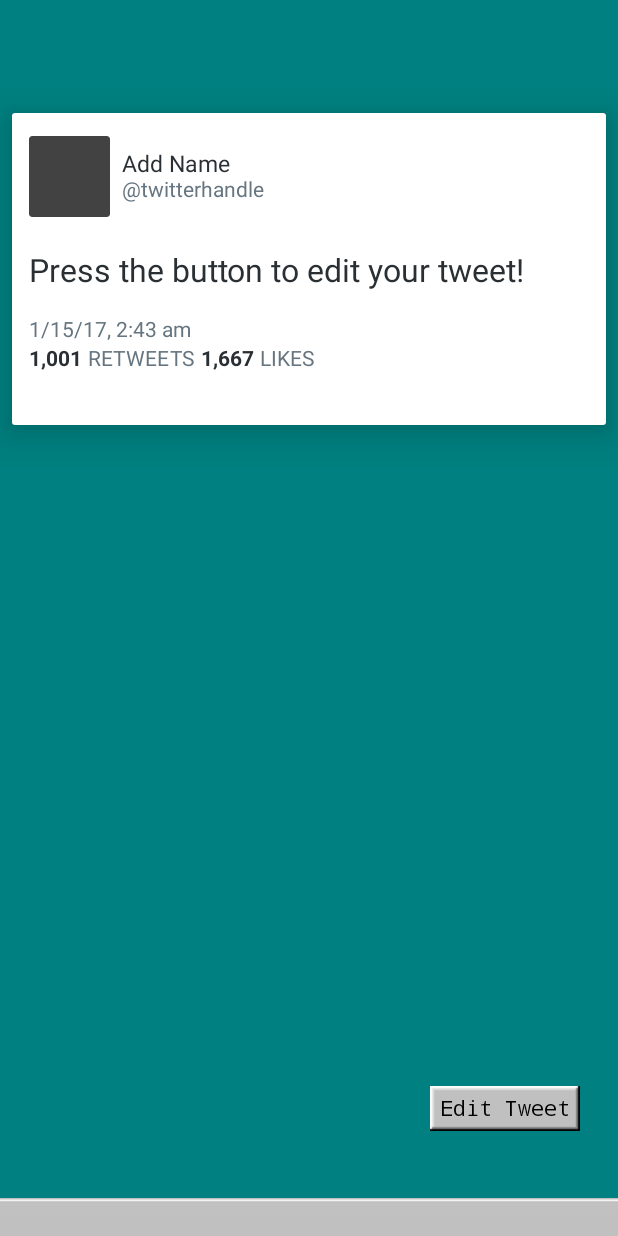
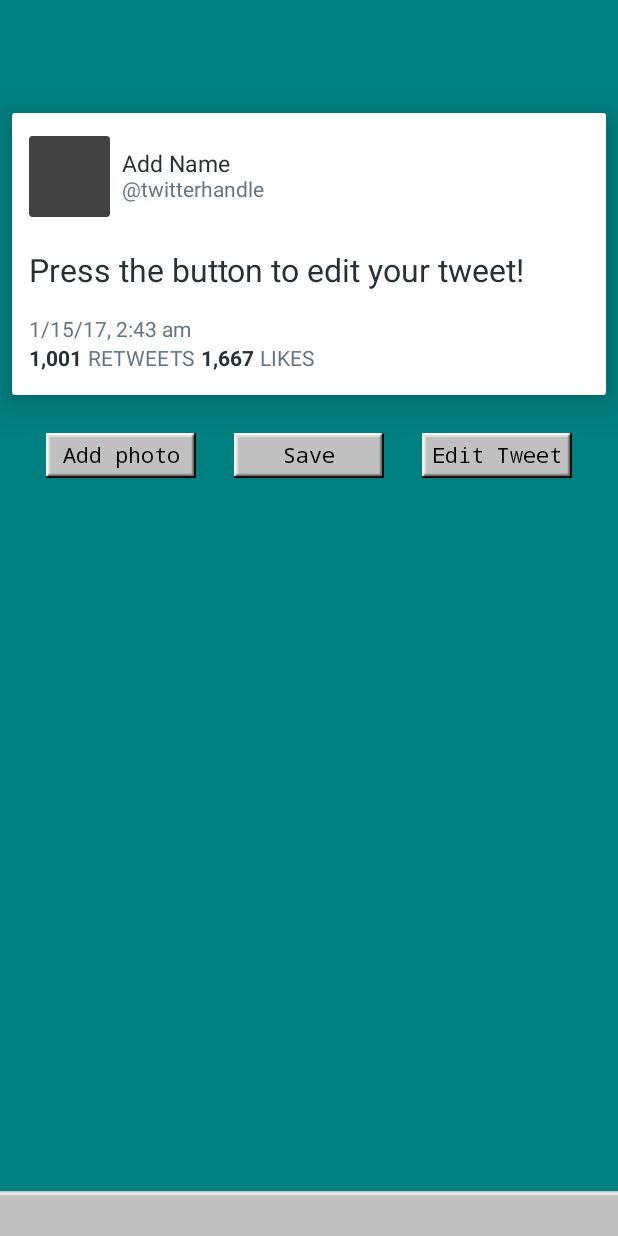
Before and after one commit to joncolon/MemeStudio95, an Android app: the screen it shows after launch (TweetActivity), on a phone screen of 412 x 824 dp. Run offline under Robolectric (Android 15) with nearby library versions, the phone set to English and light mode, and no system bars.

Commit message:
twitter clone

```diff
--- a/app/src/main/java/nyc/c4q/jonathancolon/dankify/PicassoHelper.java
+++ b/app/src/main/java/nyc/c4q/jonathancolon/dankify/PicassoHelper.java
@@ -21,9 +21,12 @@ public class PicassoHelper {
         Picasso.with(context).load(Uri.parse(uriString)).into(imageView);
     }
 
-    public void resizeForTwitter(Uri uri, ImageView imageView){
+    public void loadTwitterProfileImg(Uri uri, ImageView imageView){
         Picasso.with(context).load(uri).resize(100, 100).centerCrop().into(imageView);
+    }
 
+    public void loadTweetBodyImg(Uri uri, ImageView imageView){
+        Picasso.with(context).load(uri).into(imageView);
     }
 
 }
--- a/app/src/main/java/nyc/c4q/jonathancolon/dankify/twittermeme/activities/TweetActivity.java
+++ b/app/src/main/java/nyc/c4q/jonathancolon/dankify/twittermeme/activities/TweetActivity.java
@@ -3,11 +3,14 @@ package nyc.c4q.jonathancolon.dankify.twittermeme.activities;
 
 import android.app.Activity;
 import android.content.Intent;
+import android.graphics.Bitmap;
 import android.net.Uri;
 import android.os.Bundle;
+import android.provider.MediaStore;
 import android.support.v4.app.FragmentManager;
 import android.support.v7.app.AppCompatActivity;
 import android.util.Log;
+import android.view.View;
 import android.widget.ImageView;
 import android.widget.RelativeLayout;
 import android.widget.TextView;
@@ -21,8 +24,9 @@ public class TweetActivity extends AppCompatActivity implements EditTweetFragmen
 
     private static final String TAG = "listener";
     private static final int RESULT_LOAD_PROFILE_PIC = 1;
+    private static final int RESULT_LOAD_ADD_PHOTO = 2;
     private TextView twitterHandleTV, nameTV, tweetTV, timeStampTV, likeValueTV, retweetValueTV;
-    private ImageView editTweetIV, profilePic;
+    private ImageView editTweetIV, profilePicIV, saveBitmapIV, addPhotoIV, tweetPicIV;
     private RelativeLayout tweetLayout;
     private EditTweetFragment fragment;
 
@@ -44,13 +48,26 @@ public class TweetActivity extends AppCompatActivity implements EditTweetFragmen
         likeValueTV = (TextView) findViewById(R.id.likes_value_tv);
         retweetValueTV = (TextView) findViewById(R.id.retweet_value_tv);
         editTweetIV = (ImageView) findViewById(R.id.edit_button_iv);
-        profilePic = (ImageView) findViewById(R.id.profile_pic_iv);
+        profilePicIV = (ImageView) findViewById(R.id.profile_pic_iv);
+        saveBitmapIV = (ImageView) findViewById(R.id.save_to_gallery_iv);
+        tweetLayout = (RelativeLayout) findViewById(R.id.twitter_meme_rlayout);
+        tweetPicIV = (ImageView) findViewById(R.id.tweet_pic_iv);
+        addPhotoIV = (ImageView) findViewById(R.id.add_photo_iv);
     }
 
     private void setOnClickListeners() {
         editTweetIV.setOnClickListener(v -> showEditDialog());
+        saveBitmapIV.setOnClickListener(v -> saveBitmap(viewToBitmap(tweetLayout)));
+        addPhotoIV.setOnClickListener(new View.OnClickListener() {
+            @Override
+            public void onClick(View v) {
+                Intent galleryIntent = new Intent(Intent.ACTION_PICK,
+                        android.provider.MediaStore.Images.Media.EXTERNAL_CONTENT_URI);
 
-        profilePic.setOnClickListener(v -> {
+                startActivityForResult(galleryIntent, RESULT_LOAD_ADD_PHOTO);
+            }
+        });
+        profilePicIV.setOnClickListener(v -> {
             Intent galleryIntent = new Intent(Intent.ACTION_PICK,
                     android.provider.MediaStore.Images.Media.EXTERNAL_CONTENT_URI);
 
@@ -93,7 +110,12 @@ public class TweetActivity extends AppCompatActivity implements EditTweetFragmen
                 if (requestCode == RESULT_LOAD_PROFILE_PIC) {
                     PicassoHelper ph = new PicassoHelper(this);
                     Uri uri = data.getData();
-                    ph.resizeForTwitter(uri, profilePic);
+                    ph.loadTwitterProfileImg(uri, profilePicIV);
+                }
+                if (requestCode == RESULT_LOAD_ADD_PHOTO) {
+                    PicassoHelper ph = new PicassoHelper(this);
+                    Uri uri = data.getData();
+                    ph.loadTweetBodyImg(uri, tweetPicIV);
                 }
             } else {
                 Toast.makeText(this, "No photo selected",
@@ -105,4 +127,14 @@ public class TweetActivity extends AppCompatActivity implements EditTweetFragmen
                     .show();
         }
     }
+
+    public Bitmap viewToBitmap(View view) {
+        view.setDrawingCacheEnabled(true);
+        Bitmap bitmap = view.getDrawingCache();
+        return bitmap;
+    }
+
+    public void saveBitmap(Bitmap bitmap){
+        MediaStore.Images.Media.insertImage(this.getContentResolver(), bitmap, "image1", "an image");
+    }
 }
--- a/app/src/main/res/layout/activity_tweet.xml
+++ b/app/src/main/res/layout/activity_tweet.xml
@@ -1,12 +1,12 @@
-<RelativeLayout
+<LinearLayout
     xmlns:android="http://schemas.android.com/apk/res/android"
     xmlns:app="http://schemas.android.com/apk/res-auto"
     xmlns:tools="http://schemas.android.com/tools"
     android:layout_width="match_parent"
     android:layout_height="match_parent"
+    android:orientation="vertical"
     android:background="#008080"
     tools:context="nyc.c4q.jonathancolon.dankify.twittermeme.activities.TweetActivity">
-
 
     <android.support.v7.widget.CardView
         android:layout_width="wrap_content"
@@ -14,9 +14,11 @@
         android:layout_marginStart="8dp"
         android:layout_marginEnd="8dp"
         android:layout_marginTop="75dp"
-        app:cardElevation="15dp">
+        app:cardElevation="15dp"
+        android:id="@+id/cardView">
 
     <RelativeLayout
+        android:id="@+id/twitter_meme_rlayout"
         android:layout_width="match_parent"
         android:layout_height="wrap_content"
         android:layout_alignParentTop="true"
@@ -134,27 +136,91 @@
         <ImageView
             android:layout_width="match_parent"
             android:layout_height="wrap_content"
-            android:layout_below="@id/retweet_value_tv"
+            android:layout_below="@id/tweet_body_tv"
         android:layout_marginTop="10dp"
         android:paddingBottom="10dp"
         android:paddingLeft="11dp"
         android:paddingRight="11dp"
         android:scaleType="centerInside"
-            />
+        android:id="@+id/tweet_pic_iv"/>
 
     </RelativeLayout>
 
     </android.support.v7.widget.CardView>
 
 
+    <!--BUTTON ROW-->
+    <LinearLayout
+    android:layout_width="match_parent"
+    android:layout_height="wrap_content"
+    android:layout_marginTop="25dp"
+    android:orientation="horizontal"
+        android:gravity="center_horizontal">
+
+        <!--ADD PHOTO BUTTON-->
+        <RelativeLayout
+            android:layout_width="wrap_content"
+            android:layout_height="wrap_content">
 
             <ImageView
-        android:id="@+id/taskbar_iv"
-        android:layout_width="match_parent"
+                android:id="@+id/add_photo_iv"
+                android:layout_width="100dp"
+                android:layout_height="30dp"
+                android:src="@drawable/ms_button_blank"
+                android:scaleType="fitXY"
+                />
+
+            <TextView
+                android:id="@+id/add_photo_tv"
+                android:text="Add photo"
+                android:lines="1"
+                android:layout_marginEnd="0dp"
+                android:layout_alignBottom="@+id/add_photo_iv"
+                android:layout_alignStart="@+id/add_photo_iv"
+                android:gravity="center"
+                android:textColor="#000000"
+                android:typeface="monospace"
+                android:layout_height="20dp"
+                android:layout_marginBottom="5dp"
+                android:layout_width="100dp"/>
+
+        </RelativeLayout>
+
+        <!--SAVE BUTTON-->
+        <RelativeLayout
+            android:layout_width="wrap_content"
             android:layout_height="wrap_content"
-        android:src="@drawable/ms_95_taskbar"
-        android:layout_alignParentBottom="true"
-        android:scaleType="fitXY"/>
+            android:layout_marginStart="25dp"
+            android:layout_marginEnd="25dp">
+
+            <ImageView
+                android:id="@+id/save_to_gallery_iv"
+                android:layout_width="100dp"
+                android:layout_height="30dp"
+                android:src="@drawable/ms_button_blank"
+                android:scaleType="fitXY"
+                />
+
+            <TextView
+                android:id="@+id/save_to_gallery_tv"
+                android:text="Save"
+                android:lines="1"
+                android:layout_marginEnd="0dp"
+                android:layout_alignBottom="@+id/save_to_gallery_iv"
+                android:layout_alignStart="@+id/save_to_gallery_iv"
+                android:gravity="center"
+                android:textColor="#000000"
+                android:typeface="monospace"
+                android:layout_height="20dp"
+                android:layout_marginBottom="5dp"
+                android:layout_width="100dp"/>
+
+        </RelativeLayout>
+
+        <!--EDIT BUTTON-->
+        <RelativeLayout
+        android:layout_width="wrap_content"
+        android:layout_height="wrap_content">
 
             <ImageView
             android:layout_width="100dp"
@@ -162,11 +228,7 @@
             android:src="@drawable/ms_button_blank"
             android:scaleType="fitXY"
             android:id="@+id/edit_button_iv"
-        android:layout_marginTop="50dp"
-        android:layout_marginBottom="70dp"
-        android:layout_marginEnd="25dp"
-        android:layout_alignParentBottom="true"
-        android:layout_alignParentEnd="true"/>
+            />
 
             <TextView
             android:text="Edit Tweet"
@@ -182,11 +244,27 @@
             android:layout_marginBottom="5dp"
             android:layout_width="100dp"/>
 
+        </RelativeLayout>
+
+
+    </LinearLayout>
+
+    <!--TASKBAR-->
     <RelativeLayout
         android:layout_width="match_parent"
-        android:layout_height="100dp"
-        android:layout_alignParentTop="true"
-        android:layout_alignParentStart="true">
+        android:layout_height="wrap_content"
+        android:layout_marginTop="25dp">
+
+        <ImageView
+            android:id="@+id/taskbar_iv"
+            android:layout_width="match_parent"
+            android:src="@drawable/ms_95_taskbar"
+            android:layout_alignParentBottom="true"
+            android:gravity="bottom"
+            android:baselineAlignBottom="true"
+            android:scaleType="fitXY"
+            android:layout_height="30dp"/>
+
     </RelativeLayout>
 
-</RelativeLayout>
+</LinearLayout>
--- a/app/src/main/res/layout/fragment_edit_tweet.xml
+++ b/app/src/main/res/layout/fragment_edit_tweet.xml
@@ -52,6 +52,7 @@
             android:layout_width="wrap_content"
             android:layout_height="wrap_content"
             android:hint="enter tweet text"
+            android:maxLength="140"
             android:textColorHint="#66757f"
             android:textColor="#000000"
             android:textSize="12sp"
@@ -110,7 +111,6 @@
             android:scaleType="fitXY"
             android:layout_height="22dp"/>
 
-
     </RelativeLayout>
     <RelativeLayout
         android:layout_width="wrap_content"
```
Lines whose indentation alone changed are shown as unchanged.
